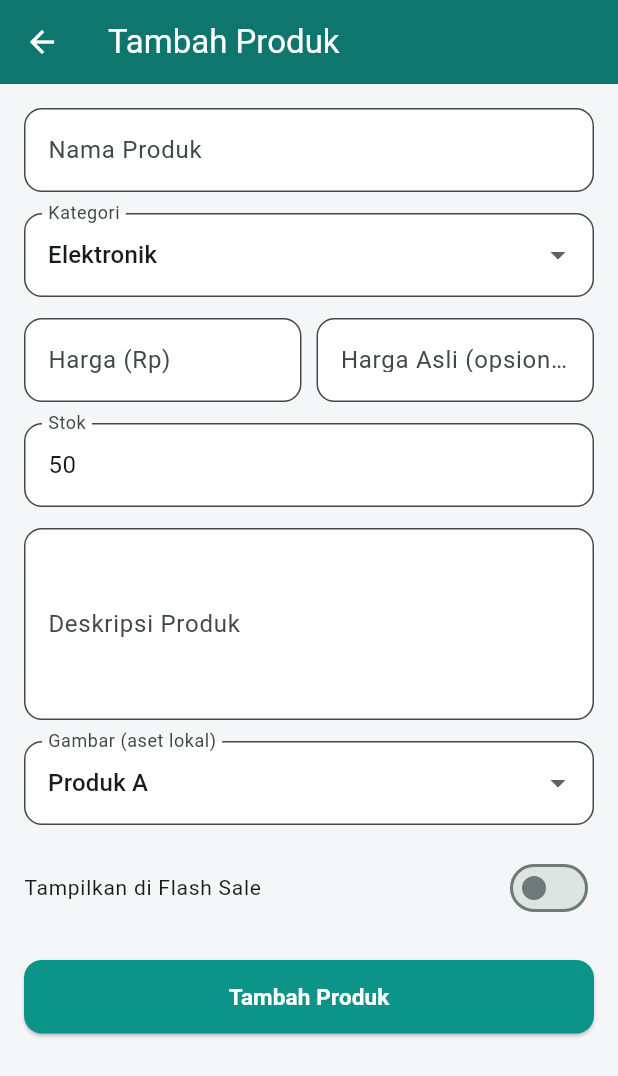
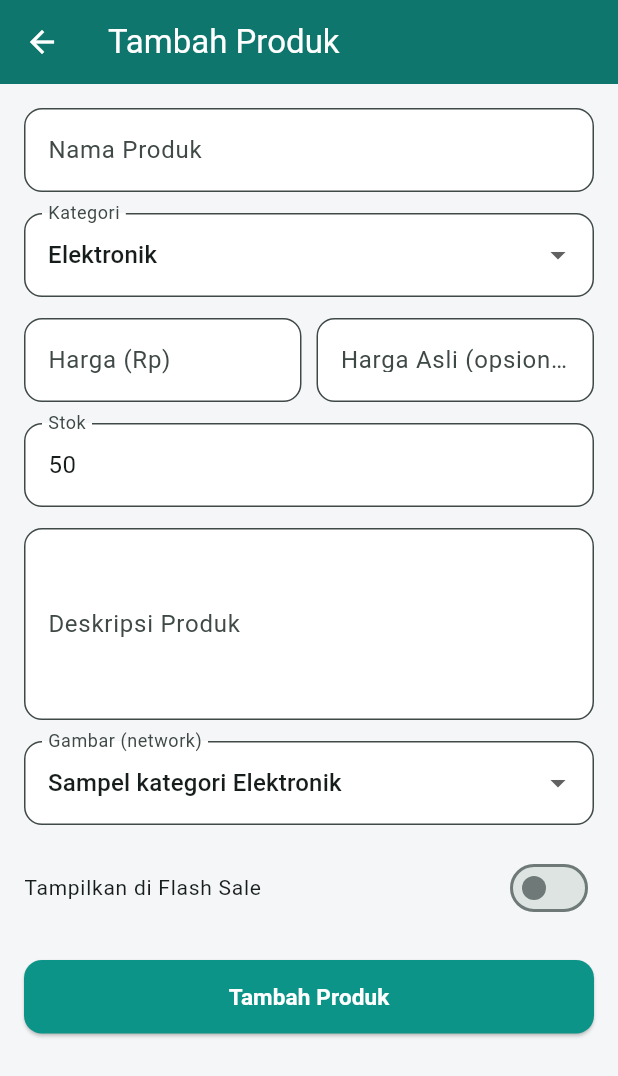
Before and after one commit to djoel-MM/UI_E-commere_Dart, a Flutter app: the AdminShell screen opened by its route, item 2 of the bottom bar chosen, after a tap on the "add" icon, on a phone screen of 412 x 824 dp. Shown: the top 1076 px of the screen. Run offline on Flutter 3.47's test engine with Material 3 defaults, Android fonts, the phone set to English and light mode, and no system bars; our stand-ins replace curved_navigation_bar; network calls fail.

Commit message:
push new update

```diff
--- a/lib/data/dummy_data.dart
+++ b/lib/data/dummy_data.dart
@@ -2,8 +2,42 @@ import '../models/order.dart';
 import '../models/product.dart';
 import '../models/voucher.dart';
 
-const String imgA = 'images/items/forerunner-165-aqua-cf-lg.webp';
-const String imgB = 'images/items/fenix-7-pro-sapphire-carbongray-cf-lg.webp';
+// URL gambar network (CDN Unsplash/Pexels) yang dicocokkan dengan
+// kategori masing-masing produk.
+const String imgP1 =
+    'https://images.unsplash.com/photo-1579586337278-3befd40fd17a?q=80&w=640&auto=format&fit=crop';
+const String imgP2 =
+    'https://images.unsplash.com/photo-1523275335684-37898b6baf30?q=80&w=640&auto=format&fit=crop';
+const String imgP3 =
+    'https://images.unsplash.com/photo-1622434641406-a158123450f9?q=80&w=640&auto=format&fit=crop';
+const String imgP4 =
+    'https://images.unsplash.com/photo-1583454110551-21f2fa2afe61?q=80&w=640&auto=format&fit=crop';
+const String imgP5 =
+    'https://images.unsplash.com/photo-1510017803434-a899398421b3?q=80&w=640&auto=format&fit=crop';
+const String imgP6 =
+    'https://images.unsplash.com/photo-1521572163474-6864f9cf17ab?q=80&w=640&auto=format&fit=crop';
+const String imgP7 =
+    'https://images.unsplash.com/photo-1622597467836-f3285f2131b8?q=80&w=640&auto=format&fit=crop';
+const String imgP8 =
+    'https://images.unsplash.com/photo-1620916566398-39f1143ab7be?q=80&w=640&auto=format&fit=crop';
+const String imgP9 =
+    'https://images.unsplash.com/photo-1461896836934-ffe607ba8211?q=80&w=640&auto=format&fit=crop';
+const String imgP10 =
+    'https://images.unsplash.com/photo-1592750475338-74b7b21085ab?q=80&w=640&auto=format&fit=crop';
+
+// Contoh gambar network per kategori (dipakai form produk admin).
+const Map<String, String> categorySampleImages = {
+  'Elektronik':
+      'https://images.unsplash.com/photo-1505740420928-5e560c06d30e?q=80&w=640&auto=format&fit=crop',
+  'Fashion':
+      'https://images.unsplash.com/photo-1445205170230-053b83016050?q=80&w=640&auto=format&fit=crop',
+  'Makanan':
+      'https://images.pexels.com/photos/70497/pexels-photo-70497.jpeg?auto=compress&cs=tinysrgb&w=640',
+  'Skincare':
+      'https://images.unsplash.com/photo-1570172619644-dfd03ed5d881?q=80&w=640&auto=format&fit=crop',
+  'Olahraga':
+      'https://images.unsplash.com/photo-1518611012118-696072aa579a?q=80&w=640&auto=format&fit=crop',
+};
 
 const List<String> categories = [
   'Semua',
@@ -33,7 +67,7 @@ final List<Product> dummyProducts = [
     rating: 4.9,
     sold: 1200,
     stock: 25,
-    image: imgA,
+    image: imgP1,
     isFlashSale: true,
     description:
         'Smartwatch GPS khusus lari dengan layar AMOLED, pelacakan ritme latihan, dan baterai tahan hingga 11 hari.',
@@ -47,7 +81,7 @@ final List<Product> dummyProducts = [
     rating: 4.8,
     sold: 340,
     stock: 12,
-    image: imgB,
+    image: imgP2,
     isFlashSale: true,
     description:
         'Jam multiorientasi premium dengan kaca sapphire, solar charging, dan peta topo lengkap untuk petualangan.',
@@ -61,7 +95,7 @@ final List<Product> dummyProducts = [
     rating: 4.6,
     sold: 2100,
     stock: 60,
-    image: imgA,
+    image: imgP3,
     description: 'Strap silikon pengganti nyaman dan tahan keringat, cocok untuk semua ukuran pergelangan.',
   ),
   Product(
@@ -72,7 +106,7 @@ final List<Product> dummyProducts = [
     rating: 4.5,
     sold: 870,
     stock: 40,
-    image: imgB,
+    image: imgP4,
     description: 'Bundel aksesoris berisi strap kulit, screen protector, dan travel pouch eksklusif.',
   ),
   Product(
@@ -84,7 +118,7 @@ final List<Product> dummyProducts = [
     rating: 4.4,
     sold: 5600,
     stock: 80,
-    image: imgA,
+    image: imgP5,
     isFlashSale: true,
     description: 'Fitness ringkas dengan detak jantung 24 jam, SpO2, dan notifikasi pintar dari smartphone.',
   ),
@@ -97,7 +131,7 @@ final List<Product> dummyProducts = [
     rating: 4.7,
     sold: 3400,
     stock: 120,
-    image: imgB,
+    image: imgP6,
     description: 'Kaus olahraga bahan dry-fit ringan, cepat kering, tersedia berbagai ukuran.',
   ),
   Product(
@@ -108,7 +142,7 @@ final List<Product> dummyProducts = [
     rating: 4.3,
     sold: 8900,
     stock: 200,
-    image: imgA,
+    image: imgP7,
     description: 'Snack bar protein 15g rendah gula, ideal untuk pemulihan setelah latihan.',
   ),
   Product(
@@ -120,7 +154,7 @@ final List<Product> dummyProducts = [
     rating: 4.8,
     sold: 4100,
     stock: 65,
-    image: imgB,
+    image: imgP8,
     description: 'Serum hidrasi dengan hyaluronic acid dan ekstrak air mineral untuk kulit lembap sepanjang hari.',
   ),
   Product(
@@ -131,7 +165,7 @@ final List<Product> dummyProducts = [
     rating: 4.2,
     sold: 1500,
     stock: 90,
-    image: imgA,
+    image: imgP9,
     description: 'Pouch pinggang ringan anti air untuk membawa HP dan kunci saat berlari.',
   ),
   Product(
@@ -143,7 +177,7 @@ final List<Product> dummyProducts = [
     rating: 4.6,
     sold: 2300,
     stock: 8,
-    image: imgB,
+    image: imgP10,
     description: 'Pelindung layar tempered glass kekerasan 9H dengan alat pasang lengkap.',
   ),
 ];
@@ -182,7 +216,7 @@ final List<Order> dummyOrders = [
       const OrderItem(
         productId: 'p1',
         name: 'Garmin Forerunner 165 Aqua',
-        image: imgA,
+        image: imgP1,
         price: 2899000,
         quantity: 1,
       ),
@@ -205,14 +239,14 @@ final List<Order> dummyOrders = [
       const OrderItem(
         productId: 'p7',
         name: 'Recovery Protein Snack Bar',
-        image: imgA,
+        image: imgP7,
         price: 95000,
         quantity: 3,
       ),
       const OrderItem(
         productId: 'p9',
         name: 'Running Pouch Lite',
-        image: imgA,
+        image: imgP9,
         price: 79000,
         quantity: 1,
       ),
--- a/lib/pages/admin/admin_dashboard_page.dart
+++ b/lib/pages/admin/admin_dashboard_page.dart
@@ -5,6 +5,7 @@ import '../../models/order.dart';
 import '../../providers/order_provider.dart';
 import '../../providers/product_provider.dart';
 import '../../utils/format.dart';
+import '../../utils/product_image.dart';
 
 class AdminDashboardPage extends StatelessWidget {
   const AdminDashboardPage({super.key});
@@ -178,20 +179,13 @@ class AdminDashboardPage extends StatelessWidget {
                 children: [
                   ClipRRect(
                     borderRadius: BorderRadius.circular(8),
-                    child: Image.asset(
-                      product.image,
-                      width: 44,
-                      height: 44,
-                      fit: BoxFit.cover,
-                      errorBuilder: (_, __, ___) => Container(
-                        width: 44,
-                        height: 44,
-                        color:
-                            const Color(0xFF0D9488).withValues(alpha: 0.1),
-                        child: const Icon(Icons.image,
-                            color: Color(0xFF0D9488), size: 18),
-                      ),
-                    ),
+                     child: ProductImage(
+                       src: product.image,
+                       width: 44,
+                       height: 44,
+                       fit: BoxFit.cover,
+                       errorIconSize: 18,
+                     ),
                   ),
                   const SizedBox(width: 12),
                   Expanded(
--- a/lib/pages/admin/admin_product_form_page.dart
+++ b/lib/pages/admin/admin_product_form_page.dart
@@ -42,7 +42,7 @@ class _AdminProductFormPageState extends State<AdminProductFormPage> {
     _descController =
         TextEditingController(text: product?.description ?? '');
     _category = product?.category ?? categories.skip(1).first;
-    _image = product?.image ?? imgA;
+    _image = product?.image ?? categorySampleImages['Elektronik']!;
     _isFlashSale = product?.isFlashSale ?? false;
   }
 
@@ -173,10 +173,18 @@ class _AdminProductFormPageState extends State<AdminProductFormPage> {
             const SizedBox(height: 14),
             DropdownButtonFormField<String>(
               value: _image,
-              decoration: _input('Gambar (aset lokal)'),
-              items: const [
-                DropdownMenuItem(value: imgA, child: Text('Produk A')),
-                DropdownMenuItem(value: imgB, child: Text('Produk B')),
+              decoration: _input('Gambar (network)'),
+              items: [
+                if (!categorySampleImages.values.contains(_image))
+                  DropdownMenuItem(
+                    value: _image,
+                    child: const Text('Gambar saat ini'),
+                  ),
+                for (final entry in categorySampleImages.entries)
+                  DropdownMenuItem(
+                    value: entry.value,
+                    child: Text('Sampel kategori ${entry.key}'),
+                  ),
               ],
               onChanged: (v) => setState(() => _image = v!),
             ),
--- a/lib/pages/admin/admin_products_page.dart
+++ b/lib/pages/admin/admin_products_page.dart
@@ -4,6 +4,7 @@ import 'package:provider/provider.dart';
 import '../../models/product.dart';
 import '../../providers/product_provider.dart';
 import '../../utils/format.dart';
+import '../../utils/product_image.dart';
 import 'admin_product_form_page.dart';
 
 class AdminProductsPage extends StatefulWidget {
@@ -94,20 +95,13 @@ class _AdminProductsPageState extends State<AdminProductsPage> {
                             children: [
                               ClipRRect(
                                 borderRadius: BorderRadius.circular(8),
-                                child: Image.asset(
-                                  product.image,
-                                  width: 56,
-                                  height: 56,
-                                  fit: BoxFit.cover,
-                                  errorBuilder: (_, __, ___) => Container(
-                                    width: 56,
-                                    height: 56,
-                                    color: const Color(0xFF0D9488)
-                                        .withValues(alpha: 0.1),
-                                    child: const Icon(Icons.image,
-                                        color: Color(0xFF0D9488), size: 22),
-                                  ),
-                                ),
+                                 child: ProductImage(
+                                   src: product.image,
+                                   width: 56,
+                                   height: 56,
+                                   fit: BoxFit.cover,
+                                   errorIconSize: 22,
+                                 ),
                               ),
                               const SizedBox(width: 12),
                               Expanded(
--- a/lib/pages/change_password_page.dart
+++ b/lib/pages/change_password_page.dart
@@ -13,6 +13,7 @@ class _ChangePasswordPageState extends State<ChangePasswordPage> {
   final _newController = TextEditingController();
   final _confirmController = TextEditingController();
   bool _obscure = true;
+
 
   @override
   void dispose() {
--- /dev/null
+++ b/lib/utils/product_image.dart
@@ -0,0 +1,70 @@
+import 'package:flutter/material.dart';
+
+/// Widget gambar produk yang mendukung sumber network (URL http/https)
+/// maupun asset lokal secara otomatis.
+class ProductImage extends StatelessWidget {
+  const ProductImage({
+    super.key,
+    required this.src,
+    this.width,
+    this.height,
+    this.fit,
+    this.errorIconSize = 32,
+  });
+
+  final String src;
+  final double? width;
+  final double? height;
+  final BoxFit? fit;
+  final double errorIconSize;
+
+  @override
+  Widget build(BuildContext context) {
+    final fallback = Container(
+      width: width,
+      height: height,
+      color: const Color(0xFF0D9488).withValues(alpha: 0.08),
+      alignment: Alignment.center,
+      child: Icon(
+        Icons.image_outlined,
+        size: errorIconSize,
+        color: const Color(0xFF0D9488),
+      ),
+    );
+
+    if (src.startsWith('http')) {
+      return Image.network(
+        src,
+        width: width,
+        height: height,
+        fit: fit,
+        loadingBuilder: (context, child, progress) {
+          if (progress == null) return child;
+          return Container(
+            width: width,
+            height: height,
+            color: const Color(0xFF0D9488).withValues(alpha: 0.06),
+            alignment: Alignment.center,
+            child: const SizedBox(
+              width: 24,
+              height: 24,
+              child: CircularProgressIndicator(
+                strokeWidth: 2,
+                color: Color(0xFF0D9488),
+              ),
+            ),
+          );
+        },
+        errorBuilder: (_, __, ___) => fallback,
+      );
+    }
+
+    return Image.asset(
+      src,
+      width: width,
+      height: height,
+      fit: fit,
+      errorBuilder: (_, __, ___) => fallback,
+    );
+  }
+}
```
Also changed, not shown: lib/pages/checkout_page.dart (+8 -13 lines), lib/pages/order_detail_page.dart (+8 -14 lines), lib/pages/orders_page.dart (+8 -14 lines), lib/pages/product_detail_page.dart (+4 -7 lines), lib/widgets/cart_samples_widget.dart (+4 -9 lines), lib/widgets/items_widget.dart (+9 -16 lines).
